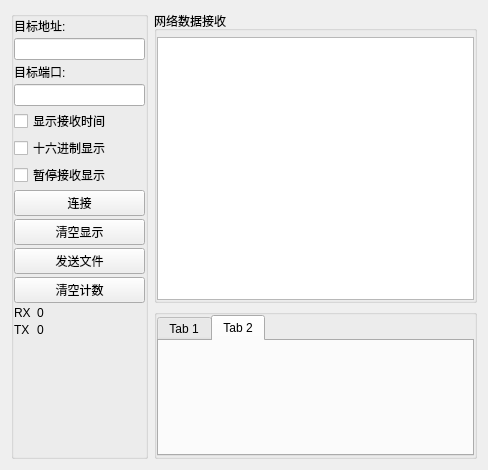
First picture: the form in UI/TCPClients.ui, repository BeiChenYx/NetDebug, before the edit.
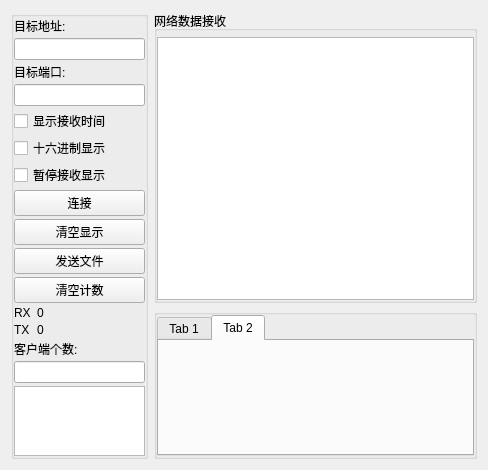
Second picture: the form after the edit.

Commit message: 完成了select_clients_handle准备写TCPClients界面

Patch:
```diff
--- a/UI/TCPClients.ui
+++ b/UI/TCPClients.ui
@@ -164,17 +164,17 @@
          </layout>
         </item>
         <item>
-         <spacer name="verticalSpacer_2">
-          <property name="orientation">
-           <enum>Qt::Vertical</enum>
+         <widget class="QLabel" name="label_4">
+          <property name="text">
+           <string>客户端个数:</string>
           </property>
-          <property name="sizeHint" stdset="0">
-           <size>
-            <width>20</width>
-            <height>40</height>
-           </size>
-          </property>
-         </spacer>
+         </widget>
+        </item>
+        <item>
+         <widget class="QLineEdit" name="lineEdit_Clients_Count"/>
+        </item>
+        <item>
+         <widget class="QTableWidget" name="tableWidget"/>
         </item>
        </layout>
       </item>
```
The commit also changes 6 other files.
